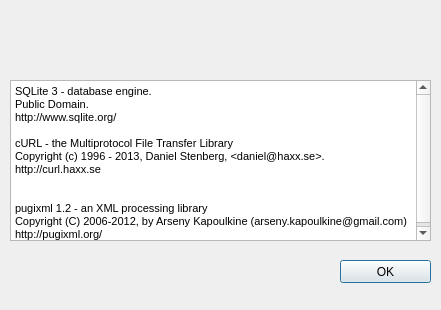
This is USBNinjaGUI/aboutdialog.ui in gfoudree/usbninja as Qt 5 draws it before an edit. The edited form follows.
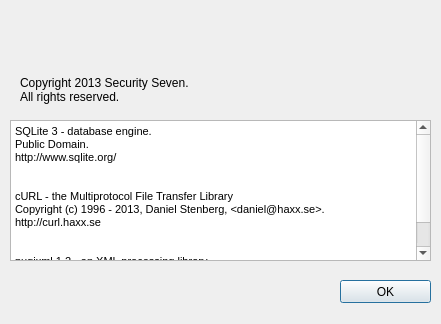
This is the edited form.

```diff
--- a/USBNinjaGUI/aboutdialog.ui
+++ b/USBNinjaGUI/aboutdialog.ui
@@ -7,7 +7,7 @@
     <x>0</x>
     <y>0</y>
     <width>441</width>
-    <height>310</height>
+    <height>324</height>
    </rect>
   </property>
   <property name="windowTitle">
@@ -17,9 +17,9 @@
    <property name="geometry">
     <rect>
      <x>10</x>
-     <y>80</y>
+     <y>120</y>
      <width>421</width>
-     <height>161</height>
+     <height>141</height>
     </rect>
    </property>
    <property name="html">
@@ -31,6 +31,7 @@
 &lt;p style=&quot; margin-top:0px; margin-bottom:0px; margin-left:0px; margin-right:0px; -qt-block-indent:0; text-indent:0px;&quot;&gt;&lt;span style=&quot; font-size:8pt;&quot;&gt;Public Domain.&lt;/span&gt;&lt;/p&gt;
 &lt;p style=&quot; margin-top:0px; margin-bottom:0px; margin-left:0px; margin-right:0px; -qt-block-indent:0; text-indent:0px;&quot;&gt;&lt;span style=&quot; font-size:8pt;&quot;&gt;http://www.sqlite.org/&lt;/span&gt;&lt;/p&gt;
 &lt;p style=&quot;-qt-paragraph-type:empty; margin-top:0px; margin-bottom:0px; margin-left:0px; margin-right:0px; -qt-block-indent:0; text-indent:0px; font-size:8pt;&quot;&gt;&lt;br /&gt;&lt;/p&gt;
+&lt;p style=&quot;-qt-paragraph-type:empty; margin-top:0px; margin-bottom:0px; margin-left:0px; margin-right:0px; -qt-block-indent:0; text-indent:0px; font-size:8pt;&quot;&gt;&lt;br /&gt;&lt;/p&gt;
 &lt;p style=&quot; margin-top:0px; margin-bottom:0px; margin-left:0px; margin-right:0px; -qt-block-indent:0; text-indent:0px;&quot;&gt;&lt;span style=&quot; font-size:8pt;&quot;&gt;cURL - the Multiprotocol File Transfer Library&lt;/span&gt;&lt;/p&gt;
 &lt;p style=&quot; margin-top:0px; margin-bottom:0px; margin-left:0px; margin-right:0px; -qt-block-indent:0; text-indent:0px;&quot;&gt;&lt;span style=&quot; font-size:8pt;&quot;&gt;Copyright (c) 1996 - 2013, Daniel Stenberg, &amp;lt;daniel@haxx.se&amp;gt;.&lt;/span&gt;&lt;/p&gt;
 &lt;p style=&quot; margin-top:0px; margin-bottom:0px; margin-left:0px; margin-right:0px; -qt-block-indent:0; text-indent:0px;&quot;&gt;&lt;span style=&quot; font-size:8pt;&quot;&gt;http://curl.haxx.se&lt;/span&gt;&lt;/p&gt;
@@ -45,7 +46,7 @@
    <property name="geometry">
     <rect>
      <x>340</x>
-     <y>260</y>
+     <y>280</y>
      <width>91</width>
      <height>23</height>
     </rect>
@@ -54,6 +55,19 @@
     <string>OK</string>
    </property>
   </widget>
+  <widget class="QLabel" name="label">
+   <property name="geometry">
+    <rect>
+     <x>20</x>
+     <y>75</y>
+     <width>251</width>
+     <height>31</height>
+    </rect>
+   </property>
+   <property name="text">
+    <string>&lt;html&gt;&lt;head/&gt;&lt;body&gt;&lt;p&gt;Copyright 2013 Security Seven.&lt;br&gt;All rights reserved.&lt;/p&gt;&lt;/body&gt;&lt;/html&gt;</string>
+   </property>
+  </widget>
  </widget>
  <resources/>
  <connections/>
```
